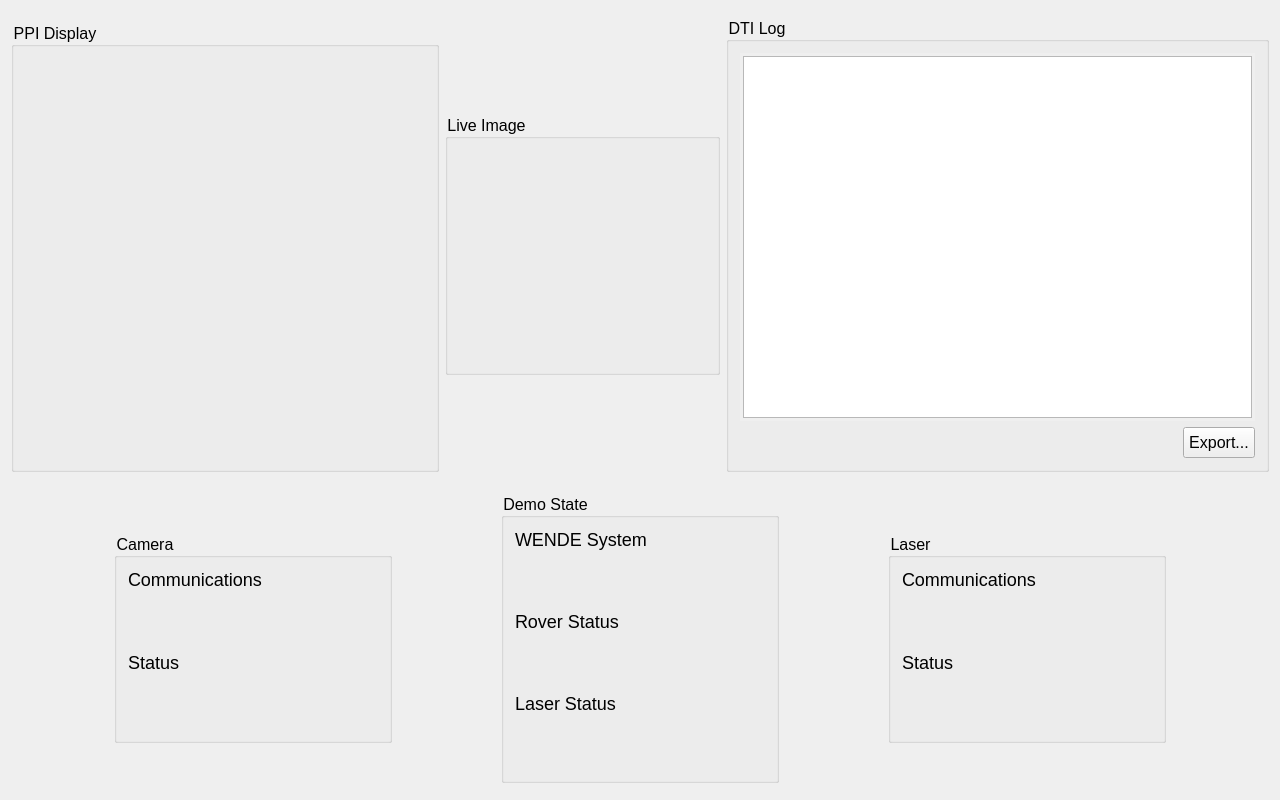
This is C3/QtPoCProject/untitled/mainwindow.ui in dishbreak/wende-project as Qt 5 draws it before an edit. The edited form follows.
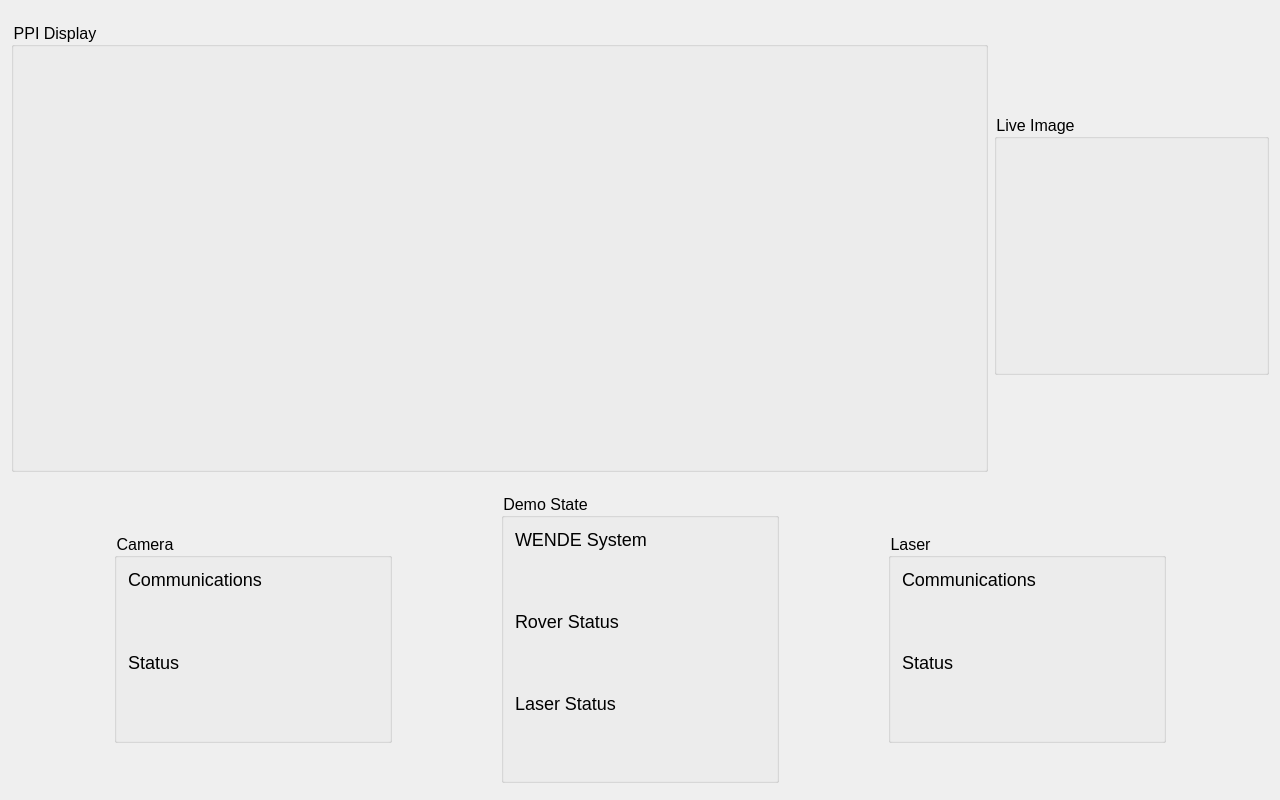
This is the edited form. Icons and pictures are not drawn.

Diff of the .ui file:
```diff
--- a/C3/QtPoCProject/untitled/mainwindow.ui
+++ b/C3/QtPoCProject/untitled/mainwindow.ui
@@ -171,62 +171,6 @@
           <item>
            <layout class="QHBoxLayout" name="hlDTI"/>
           </item>
-          <item>
-           <widget class="QGroupBox" name="gbDTI">
-            <property name="styleSheet">
-             <string notr="true">font-size: 16px;</string>
-            </property>
-            <property name="title">
-             <string>DTI Log</string>
-            </property>
-            <layout class="QVBoxLayout" name="verticalLayout">
-             <item>
-              <widget class="QTableView" name="tblDTI">
-               <property name="toolTip">
-                <string>&lt;!DOCTYPE HTML PUBLIC &quot;-//W3C//DTD HTML 4.0//EN&quot; &quot;http://www.w3.org/TR/REC-html40/strict.dtd&quot;&gt;
-&lt;html&gt;&lt;head&gt;&lt;meta name=&quot;qrichtext&quot; content=&quot;1&quot; /&gt;&lt;style type=&quot;text/css&quot;&gt;
-p, li { white-space: pre-wrap; }
-&lt;/style&gt;&lt;/head&gt;&lt;body style=&quot; font-family:'Segoe UI'; font-weight:400; font-style:normal;&quot;&gt;
-&lt;p style=&quot; margin-top:0px; margin-bottom:0px; margin-left:0px; margin-right:0px; -qt-block-indent:0; text-indent:0px;&quot;&gt;Distance to illumination values&lt;/p&gt;&lt;/body&gt;&lt;/html&gt;</string>
-               </property>
-               <property name="styleSheet">
-                <string notr="true">margin: 3px;</string>
-               </property>
-               <attribute name="horizontalHeaderDefaultSectionSize">
-                <number>90</number>
-               </attribute>
-              </widget>
-             </item>
-             <item>
-              <layout class="QHBoxLayout" name="hlExportDTI">
-               <item>
-                <spacer name="spExportDTI">
-                 <property name="orientation">
-                  <enum>Qt::Horizontal</enum>
-                 </property>
-                 <property name="sizeHint" stdset="0">
-                  <size>
-                   <width>40</width>
-                   <height>20</height>
-                  </size>
-                 </property>
-                </spacer>
-               </item>
-               <item>
-                <widget class="QPushButton" name="cmdExportDTI">
-                 <property name="styleSheet">
-                  <string notr="true">padding: 5px;</string>
-                 </property>
-                 <property name="text">
-                  <string>Export...</string>
-                 </property>
-                </widget>
-               </item>
-              </layout>
-             </item>
-            </layout>
-           </widget>
-          </item>
          </layout>
         </item>
        </layout>
```
